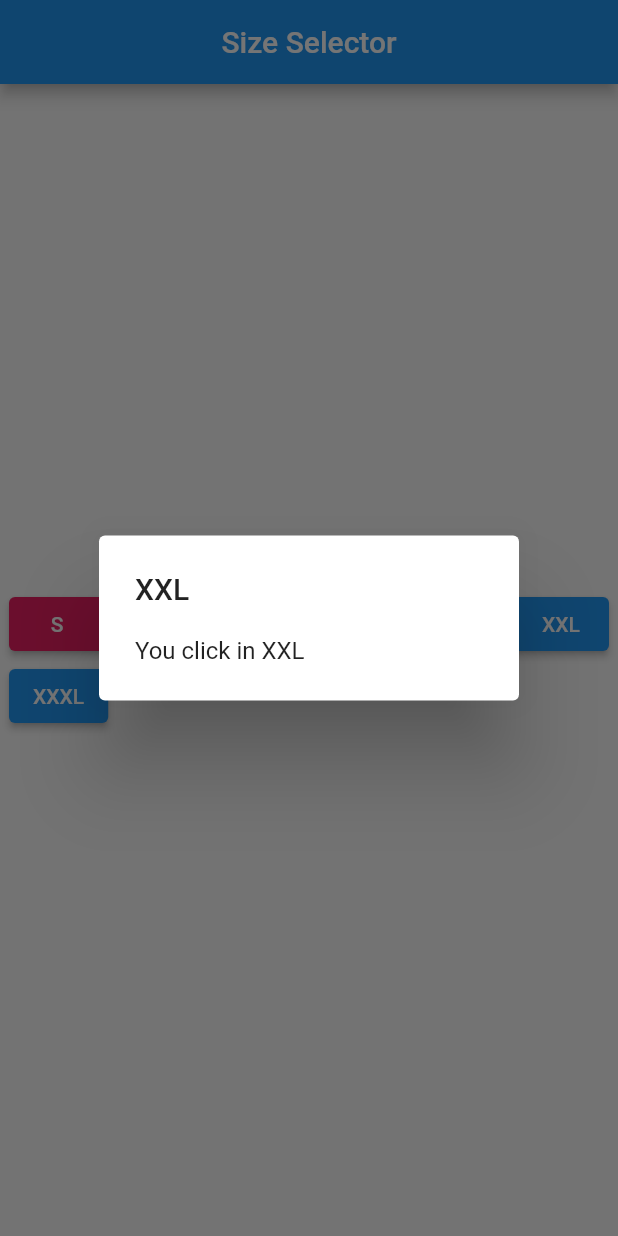
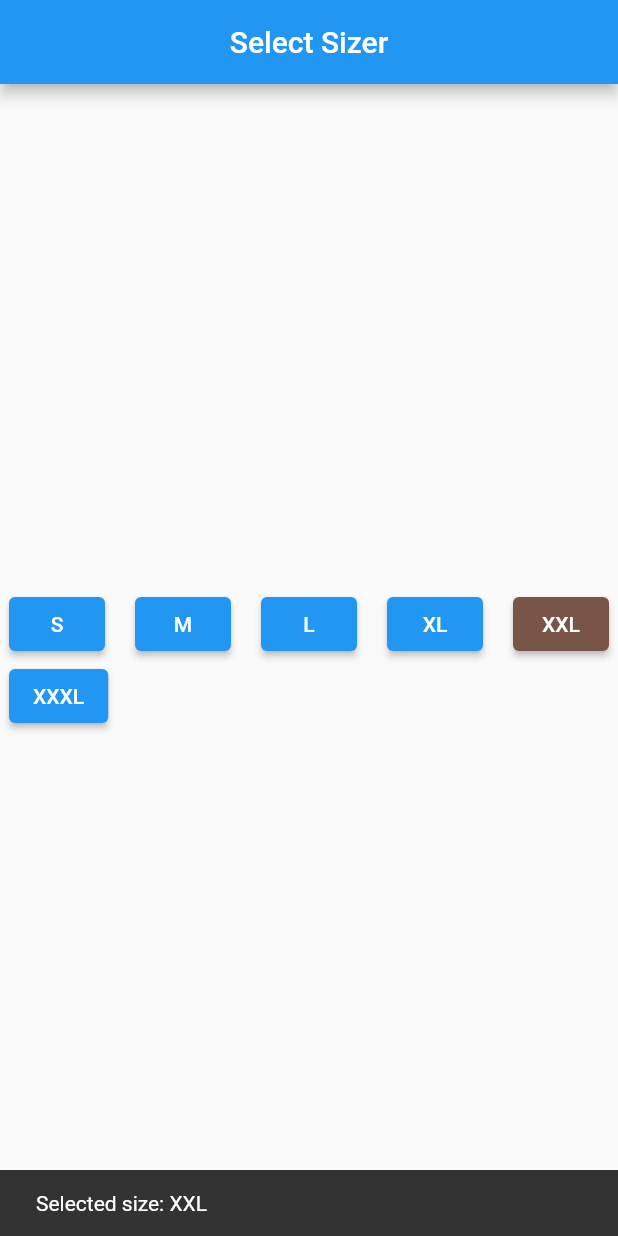
Before and after one commit to Sazzad-Hossain-Sobuj/Module-9-to12, a Flutter app: the screen it shows after launch, after a tap on "XXL", on a phone screen of 412 x 824 dp. Run offline on Flutter 3.47's test engine with Material 2 defaults, Android fonts, the phone set to English and light mode, and no system bars.

Commit message:
module9 liveTest

```diff
--- a/m9 to m12/m9_to_m12_all_app/lib/main.dart
+++ b/m9 to m12/m9_to_m12_all_app/lib/main.dart
@@ -1,19 +1,73 @@
 import 'package:flutter/material.dart';
+import 'dart:math';
 
-import 'home_screen.dart';
-
-void main(){
+void main() {
   runApp(MyApp());
 }
 
 class MyApp extends StatelessWidget {
-  const MyApp({Key? key}) : super(key: key);
-
   @override
   Widget build(BuildContext context) {
     return MaterialApp(
       debugShowCheckedModeBanner: false,
-      home: HomeScreen(),
+      home: Scaffold(
+        appBar: AppBar(
+          title: Text('Select Sizer'),
+          centerTitle: true,
+        ),
+        body: Center(
+          child: ButtonList(),
+        ),
+      ),
     );
   }
 }
+
+class ButtonList extends StatefulWidget {
+  @override
+  _ButtonListState createState() => _ButtonListState();
+}
+
+class _ButtonListState extends State<ButtonList> {
+  Map<String, Color> buttonColors = {
+    'S': Colors.blue,
+    'M': Colors.blue,
+    'L': Colors.blue,
+    'XL': Colors.blue,
+    'XXL': Colors.blue,
+    'XXXL': Colors.blue,
+  };
+
+  void showSnackbar(String size) {
+    ScaffoldMessenger.of(context).showSnackBar(
+      SnackBar(
+        content: Text('Selected size: $size'),
+      ),
+    );
+  }
+
+  void changeColor(String size) {
+    setState(() {
+      buttonColors[size] = Colors.primaries[Random().nextInt(Colors.primaries.length)];
+    });
+  }
+
+  @override
+  Widget build(BuildContext context) {
+    return Wrap(
+      spacing: 20,
+      children: buttonColors.keys.map((size) {
+        return ElevatedButton(
+          onPressed: () {
+            showSnackbar(size);
+            changeColor(size);
+          },
+          child: Text(size),
+          style: ButtonStyle(
+            backgroundColor: MaterialStateProperty.all<Color>(buttonColors[size]!),
+          ),
+        );
+      }).toList(),
+    );
+  }
+}
```
